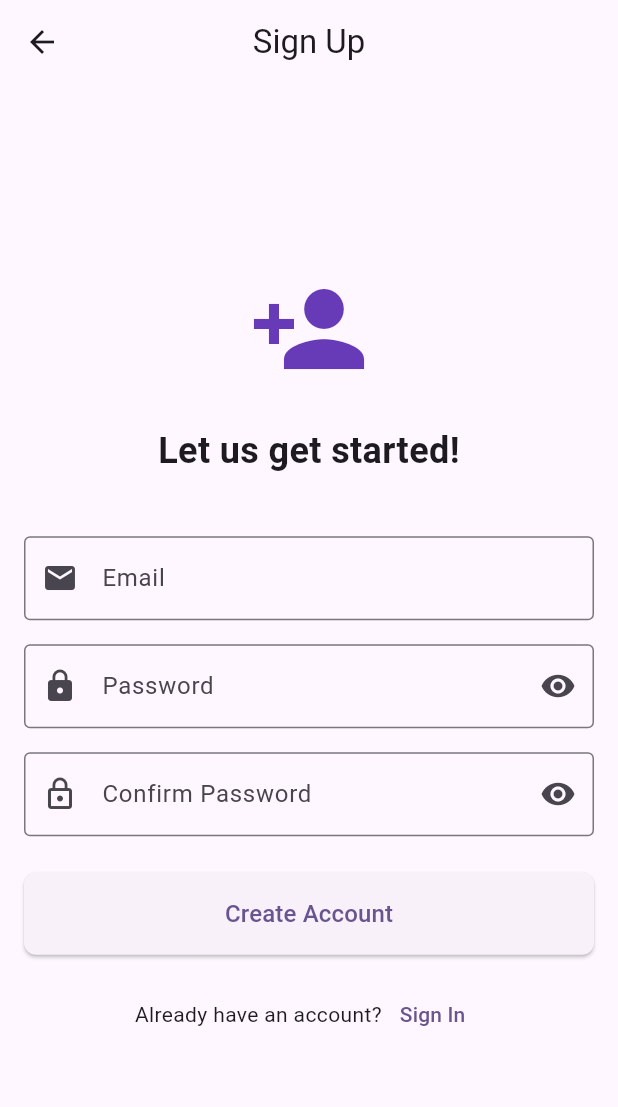
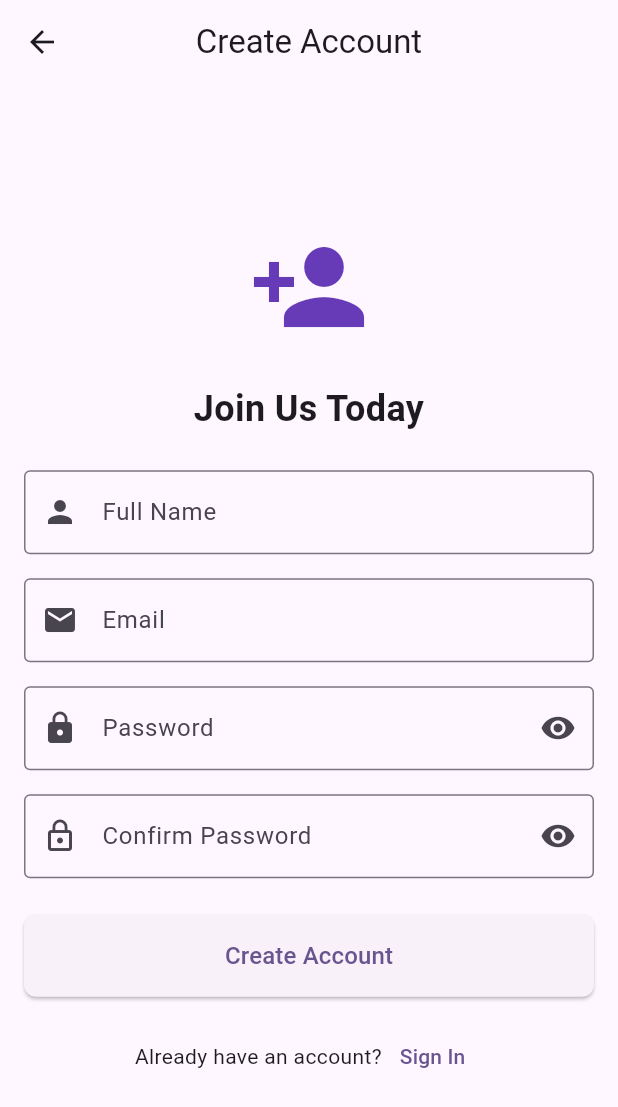
Before and after one commit to QrizkyPE/fasum, a Flutter app: the SignUpScreen screen opened by its route, on a phone screen of 412 x 824 dp. Shown: the top 1107 px of the screen. Run offline on Flutter 3.47's test engine with Material 3 defaults, Android fonts, the phone set to English and light mode, and no system bars; our stand-ins replace firebase_auth, firebase_core, firebase_database; accounts and stored records are empty.

Commit message:
update route

```diff
--- a/lib/screens/sign_up_screen.dart
+++ b/lib/screens/sign_up_screen.dart
@@ -29,7 +29,6 @@ class _SignUpScreenState extends State<SignUpScreen> {
     super.initState();
     // Disabled for troubleshooting
     // FirebaseDatabase.instance.setPersistenceEnabled(true);
-    print('SignUpScreen initialized');
   }
 
   @override
@@ -113,12 +112,11 @@ class _SignUpScreenState extends State<SignUpScreen> {
   Widget build(BuildContext context) {
     return Scaffold(
       appBar: AppBar(
-        title: const Text('Sign Up'),
+        title: const Text('Create Account'),
         centerTitle: true,
       ),
       body: Padding(
         padding: const EdgeInsets.all(16.0),
-
         child: Center(
           child: SingleChildScrollView(
             child: Form(
@@ -127,7 +125,7 @@ class _SignUpScreenState extends State<SignUpScreen> {
                 mainAxisAlignment: MainAxisAlignment.center,
                 crossAxisAlignment: CrossAxisAlignment.stretch,
                 children: [
-                  // Icon
+                  // App logo or icon could go here
                   const Icon(
                     Icons.person_add,
                     size: 80,
@@ -137,7 +135,7 @@ class _SignUpScreenState extends State<SignUpScreen> {
 
                   // Title
                   const Text(
-                    'Let us get started!',
+                    'Join Us Today',
                     style: TextStyle(
                       fontSize: 24,
                       fontWeight: FontWeight.bold,
@@ -146,40 +144,40 @@ class _SignUpScreenState extends State<SignUpScreen> {
                   ),
                   const SizedBox(height: 24),
 
-                  // Error message
-                  // if (_errorMessage != null)
-                  //   Container(
-                  //     padding: const EdgeInsets.all(8),
-                  //     margin: const EdgeInsets.only(bottom: 16),
-                  //     decoration: BoxDecoration(
-                  //       color: Colors.red.shade100,
-                  //       borderRadius: BorderRadius.circular(8),
-                  //     ),
-                  //     child: Text(
-                  //       _errorMessage!,
-                  //       style: TextStyle(color: Colors.red.shade900),
-                  //       textAlign: TextAlign.center,
-                  //     ),
-                  //   ),
+                  // Error message if any
+                  if (_errorMessage != null)
+                    Container(
+                      padding: const EdgeInsets.all(8),
+                      margin: const EdgeInsets.only(bottom: 16),
+                      decoration: BoxDecoration(
+                        color: Colors.red.shade100,
+                        borderRadius: BorderRadius.circular(8),
+                      ),
+                      child: Text(
+                        _errorMessage!,
+                        style: TextStyle(color: Colors.red.shade900),
+                        textAlign: TextAlign.center,
+                      ),
+                    ),
 
                   // Name field
-                  // TextFormField(
-                  //   controller: _nameController,
-                  //   keyboardType: TextInputType.name,
-                  //   textCapitalization: TextCapitalization.words,
-                  //   decoration: const InputDecoration(
-                  //     labelText: 'Full Name',
-                  //     prefixIcon: Icon(Icons.person),
-                  //     border: OutlineInputBorder(),
-                  //   ),
-                  //   validator: (value) {
-                  //     if (value == null || value.trim().isEmpty) {
-                  //       return 'Please enter your name';
-                  //     }
-                  //     return null;
-                  //   },
-                  //   enabled: !_isLoading,
-                  // ),
+                  TextFormField(
+                    controller: _nameController,
+                    keyboardType: TextInputType.name,
+                    textCapitalization: TextCapitalization.words,
+                    decoration: const InputDecoration(
+                      labelText: 'Full Name',
+                      prefixIcon: Icon(Icons.person),
+                      border: OutlineInputBorder(),
+                    ),
+                    validator: (value) {
+                      if (value == null || value.trim().isEmpty) {
+                        return 'Please enter your name';
+                      }
+                      return null;
+                    },
+                    enabled: !_isLoading,
+                  ),
                   const SizedBox(height: 16),
 
                   // Email field
@@ -293,7 +291,7 @@ class _SignUpScreenState extends State<SignUpScreen> {
                       const Text('Already have an account?'),
                       TextButton(
                         onPressed: _isLoading ? null : () {
-                          Navigator.pop(context);
+                          Navigator.pushReplacementNamed(context, '/signin');
                         },
                         child: const Text('Sign In'),
                       ),
```
Also changed, not shown: lib/screens/sign_in_screen.dart (+36 -36 lines), lib/auth/auth_service.dart (added).
